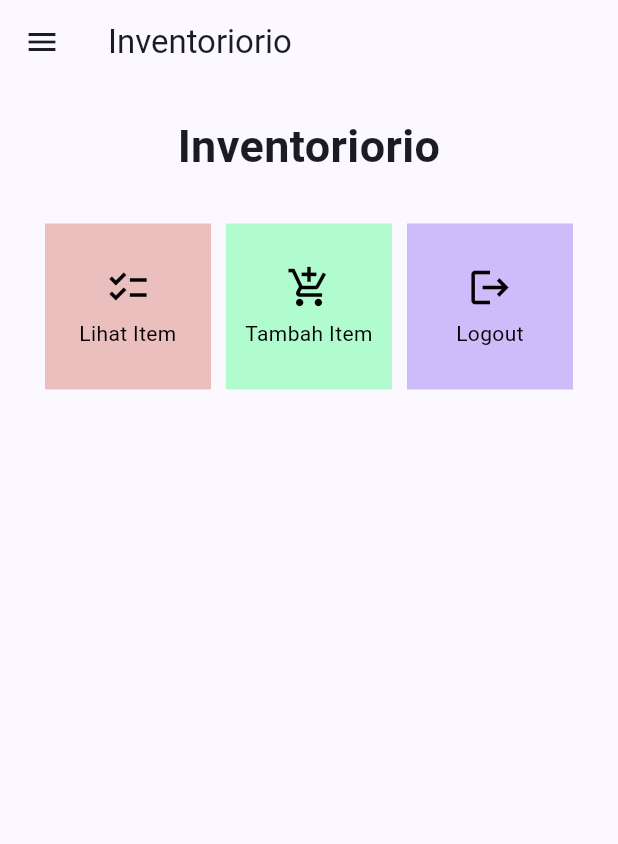
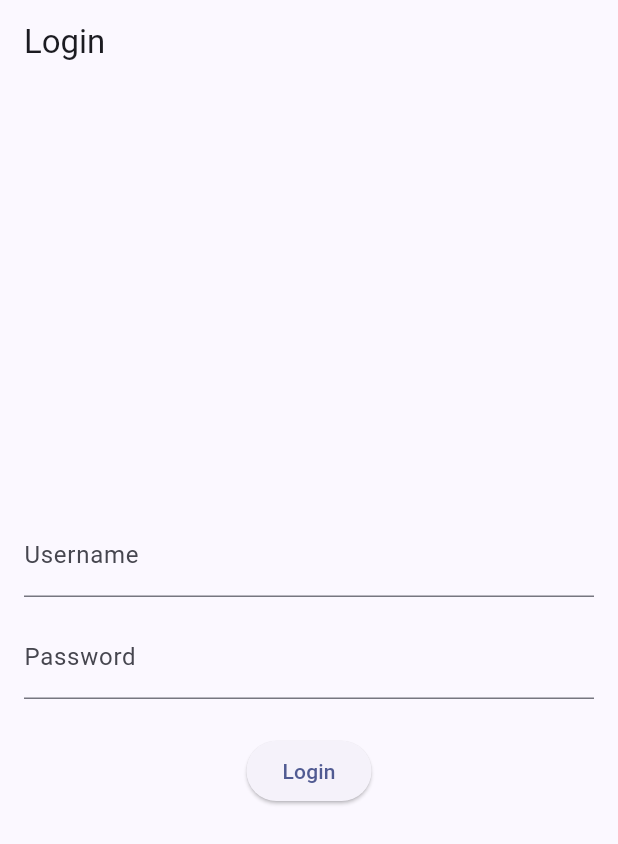
Before and after one commit to nano141004/inventoriorio-mobile, a Flutter app: the screen it shows after launch, on a phone screen of 412 x 824 dp. Shown: the top 844 px of the screen. Run offline on Flutter 3.47's test engine with Material 2 defaults, Android fonts, the light colour scheme and no system bars; missing offline and left inert: pbp_django_auth.

Commit message:
9th assignment, not finished

```diff
--- a/lib/main.dart
+++ b/lib/main.dart
@@ -1,38 +1,30 @@
 import 'package:flutter/material.dart';
 import 'package:inventoriorio/screens/menu.dart';
+import 'package:provider/provider.dart';
+import 'package:pbp_django_auth/pbp_django_auth.dart';
+import 'package:inventoriorio/screens/login.dart';
 
 void main() {
   runApp(const MyApp());
 }
 
 class MyApp extends StatelessWidget {
-  const MyApp({super.key});
+    const MyApp({Key? key}) : super(key: key);
 
-  // This widget is the root of your application.
     @override
     Widget build(BuildContext context) {
-    return MaterialApp(
-        title: 'Inventoriorio Mobile',
-        debugShowCheckedModeBanner: false,
+        return Provider(
+            create: (_) {
+                CookieRequest request = CookieRequest();
+                return request;
+            },
+            child: MaterialApp(
+                title: 'Inventoriorio',
                 theme: ThemeData(
-          // This is the theme of your application.
-          //
-          // TRY THIS: Try running your application with "flutter run". You'll see
-          // the application has a blue toolbar. Then, without quitting the app,
-          // try changing the seedColor in the colorScheme below to Colors.green
-          // and then invoke "hot reload" (save your changes or press the "hot
-          // reload" button in a Flutter-supported IDE, or press "r" if you used
-          // the command line to start the app).
-          //
-          // Notice that the counter didn't reset back to zero; the application
-          // state is not lost during the reload. To reset the state, use hot
-          // restart instead.
-          //
-          // This works for code too, not just values: Most code changes can be
-          // tested with just a hot reload.
+                    colorScheme: ColorScheme.fromSeed(seedColor: Colors.indigo),
                     useMaterial3: true,
-          colorScheme: ColorScheme.fromSeed(seedColor: Colors.indigo),
                 ),
-        home: MyHomePage());
+                home: const LoginPage()),
+        );
     }
 }
--- /dev/null
+++ b/lib/screens/login.dart
@@ -0,0 +1,114 @@
+import 'package:inventoriorio/screens/menu.dart';
+import 'package:flutter/material.dart';
+import 'package:pbp_django_auth/pbp_django_auth.dart';
+import 'package:provider/provider.dart';
+
+void main() {
+    runApp(const LoginApp());
+}
+
+class LoginApp extends StatelessWidget {
+const LoginApp({super.key});
+
+@override
+Widget build(BuildContext context) {
+    return MaterialApp(
+        title: 'Login',
+        theme: ThemeData(
+            primarySwatch: Colors.blue,
+    ),
+    home: const LoginPage(),
+    );
+    }
+}
+
+class LoginPage extends StatefulWidget {
+    const LoginPage({super.key});
+
+    @override
+    _LoginPageState createState() => _LoginPageState();
+}
+
+class _LoginPageState extends State<LoginPage> {
+    final TextEditingController _usernameController = TextEditingController();
+    final TextEditingController _passwordController = TextEditingController();
+
+    @override
+    Widget build(BuildContext context) {
+        final request = context.watch<CookieRequest>();
+        return Scaffold(
+            appBar: AppBar(
+                title: const Text('Login'),
+            ),
+            body: Container(
+                padding: const EdgeInsets.all(16.0),
+                child: Column(
+                    mainAxisAlignment: MainAxisAlignment.center,
+                    children: [
+                        TextField(
+                            controller: _usernameController,
+                            decoration: const InputDecoration(
+                                labelText: 'Username',
+                            ),
+                        ),
+                        const SizedBox(height: 12.0),
+                        TextField(
+                            controller: _passwordController,
+                            decoration: const InputDecoration(
+                                labelText: 'Password',
+                            ),
+                            obscureText: true,
+                        ),
+                        const SizedBox(height: 24.0),
+                        ElevatedButton(
+                            onPressed: () async {
+                                String username = _usernameController.text;
+                                String password = _passwordController.text;
+
+                                // Cek kredensial
+                                // TODO: Ganti URL dan jangan lupa tambahkan trailing slash (/) di akhir URL!
+                                // Untuk menyambungkan Android emulator dengan Django pada localhost,
+                                // gunakan URL http://10.0.2.2/
+                                final response = await request.login("http://127.0.0.1:8000/auth/login/", {
+                                'username': username,
+                                'password': password,
+                                });
+
+                                if (request.loggedIn) {
+                                    String message = response['message'];
+                                    String uname = response['username'];
+                                    Navigator.pushReplacement(
+                                        context,
+                                        MaterialPageRoute(builder: (context) => MyHomePage()),
+                                    );
+                                    ScaffoldMessenger.of(context)
+                                        ..hideCurrentSnackBar()
+                                        ..showSnackBar(
+                                            SnackBar(content: Text("$message Selamat datang, $uname.")));
+                                    } else {
+                                    showDialog(
+                                        context: context,
+                                        builder: (context) => AlertDialog(
+                                            title: const Text('Login Gagal'),
+                                            content:
+                                                Text(response['message']),
+                                            actions: [
+                                                TextButton(
+                                                    child: const Text('OK'),
+                                                    onPressed: () {
+                                                        Navigator.pop(context);
+                                                    },
+                                                ),
+                                            ],
+                                        ),
+                                    );
+                                }
+                            },
+                            child: const Text('Login'),
+                        ),
+                    ],
+                ),
+            ),
+        );
+    }
+}
--- a/lib/screens/menu.dart
+++ b/lib/screens/menu.dart
@@ -2,6 +2,11 @@
 import 'package:inventoriorio/widgets/item_card.dart';
 import 'package:inventoriorio/widgets/left_drawer.dart';
 import 'package:inventoriorio/screens/item_form.dart';
+import 'package:inventoriorio/screens/login.dart';
+import 'package:inventoriorio/screens/list_item.dart';
+import 'package:pbp_django_auth/pbp_django_auth.dart';
+import 'package:provider/provider.dart';
+
 
 class MyHomePage extends StatelessWidget {
   MyHomePage({Key? key}) : super(key: key);
@@ -62,56 +67,3 @@
     );
   }
 }
-
-class ItemCard extends StatelessWidget {
-  final Item item;
-
-  const ItemCard(this.item, {super.key}); // Constructor
-
-  @override
-  Widget build(BuildContext context) {
-    return Material(
-      color: item.color,
-      child: InkWell(
-        // Area responsive terhadap sentuhan
-        onTap: () {
-          // Memunculkan SnackBar ketika diklik
-          ScaffoldMessenger.of(context)
-            ..hideCurrentSnackBar()
-            ..showSnackBar(SnackBar(
-                content: Text("Kamu telah menekan tombol ${item.name}!")));
-          // Navigate ke route yang sesuai (tergantung jenis tombol)
-          if (item.name == "Tambah Item") {
-            Navigator.push(
-                context,
-                MaterialPageRoute(
-                  builder: (context) => const ItemFormPage(),
-                ));
-          }
-        },
-        child: Container(
-          // Container untuk menyimpan Icon dan Text
-          padding: const EdgeInsets.all(8),
-          child: Center(
-            child: Column(
-              mainAxisAlignment: MainAxisAlignment.center,
-              children: [
-                Icon(
-                  item.icon,
-                  color: Colors.black,
-                  size: 30.0,
-                ),
-                const Padding(padding: EdgeInsets.all(3)),
-                Text(
-                  item.name,
-                  textAlign: TextAlign.center,
-                  style: const TextStyle(color: Colors.black),
-                ),
-              ],
-            ),
-          ),
-        ),
-      ),
-    );
-  }
-}
--- a/pubspec.yaml
+++ b/pubspec.yaml
@@ -35,6 +35,9 @@
   # The following adds the Cupertino Icons font to your application.
   # Use with the CupertinoIcons class for iOS style icons.
   cupertino_icons: ^1.0.2
+  provider: ^6.1.1
+  pbp_django_auth: ^0.4.0
+  http: ^1.1.0
 
 dev_dependencies:
   flutter_test:
```
Also changed, not shown: lib/models/item.dart (added, +79 -0 lines), lib/screens/item_form.dart (+34 -27 lines), lib/screens/list_item.dart (added, +91 -0 lines), lib/widgets/item_card.dart (+85 -0 lines), lib/widgets/left_drawer.dart (+12 -0 lines), pubspec.lock, 3 other files. Lines whose indentation alone changed are shown as unchanged.
